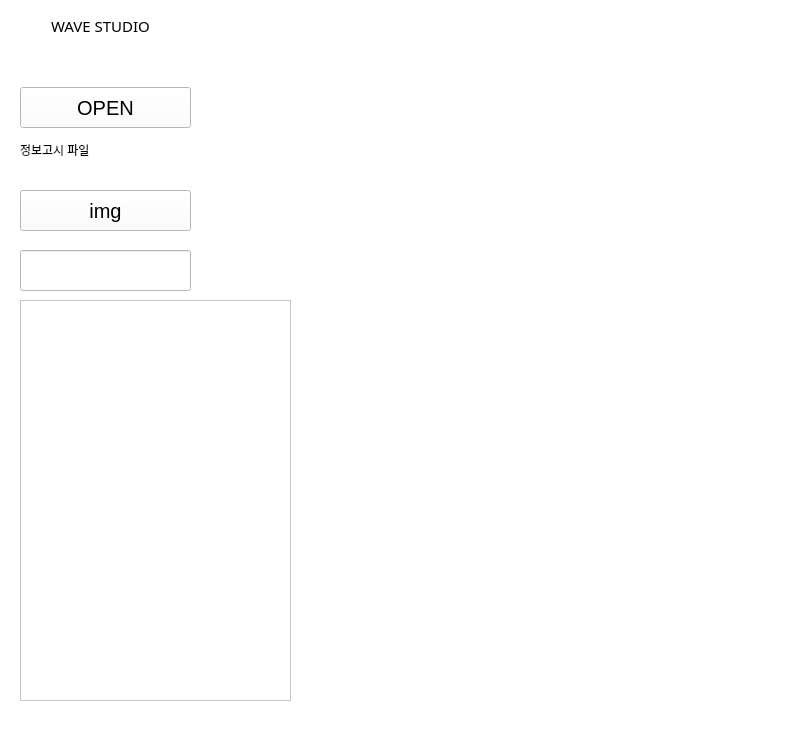
Above: ui_imageMaking.ui from suni1015/ImageMaking before the change. Below: the same form after it.
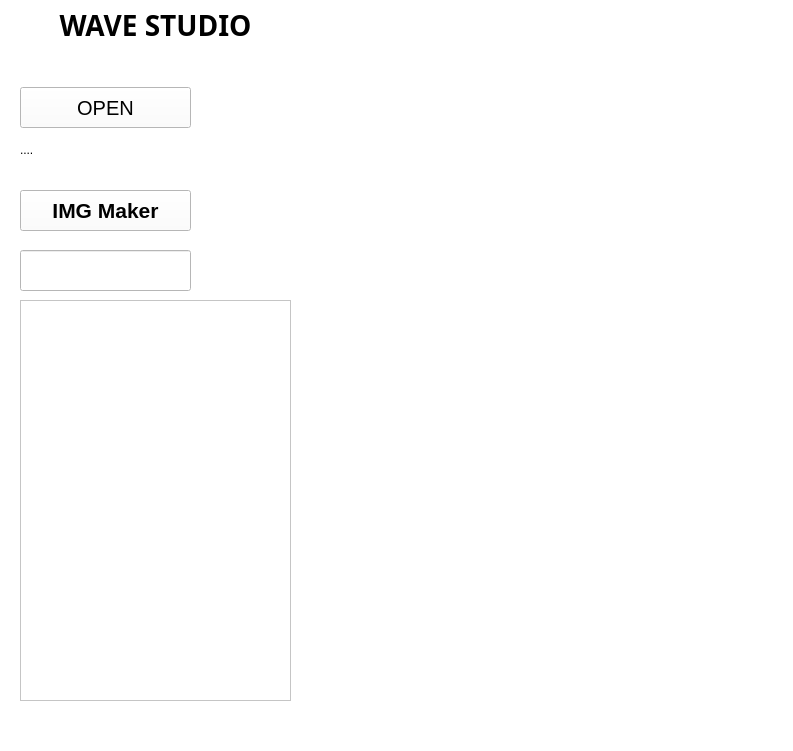
That is the form after the change.

Commit message:
UI 일부 변경
UI 일부 변경

Diff of the .ui file:
```diff
--- a/ui_imageMaking.ui
+++ b/ui_imageMaking.ui
@@ -57,7 +57,7 @@
      <string notr="true">background-color: rgb(255, 255, 255);</string>
     </property>
     <property name="text">
-     <string>정보고시 파일</string>
+     <string>....</string>
     </property>
    </widget>
    <widget class="QLineEdit" name="edt_poombun">
@@ -104,14 +104,16 @@
      <rect>
       <x>20</x>
       <y>10</y>
-      <width>161</width>
+      <width>271</width>
       <height>31</height>
      </rect>
     </property>
     <property name="font">
      <font>
       <family>Arial Black</family>
-      <pointsize>11</pointsize>
+      <pointsize>21</pointsize>
+      <weight>75</weight>
+      <bold>true</bold>
      </font>
     </property>
     <property name="autoFillBackground">
@@ -139,14 +141,17 @@
     <property name="font">
      <font>
       <family>Arial</family>
-      <pointsize>15</pointsize>
+      <pointsize>16</pointsize>
+      <weight>75</weight>
+      <italic>false</italic>
+      <bold>true</bold>
      </font>
     </property>
     <property name="toolTip">
      <string extracomment="Select excel file"/>
     </property>
     <property name="text">
-     <string>img</string>
+     <string>IMG Maker</string>
     </property>
    </widget>
   </widget>
```
The commit also changes 1 other file.
